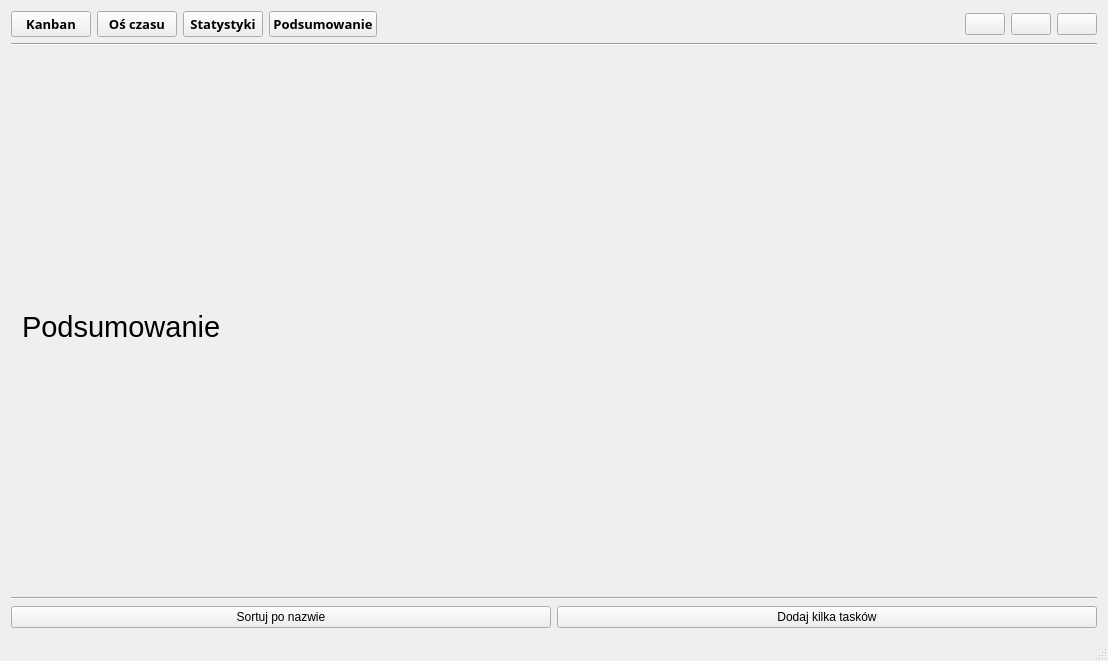
Old version of the form mainwindow.ui in the repository VEndymionV/Personal-Kanban.
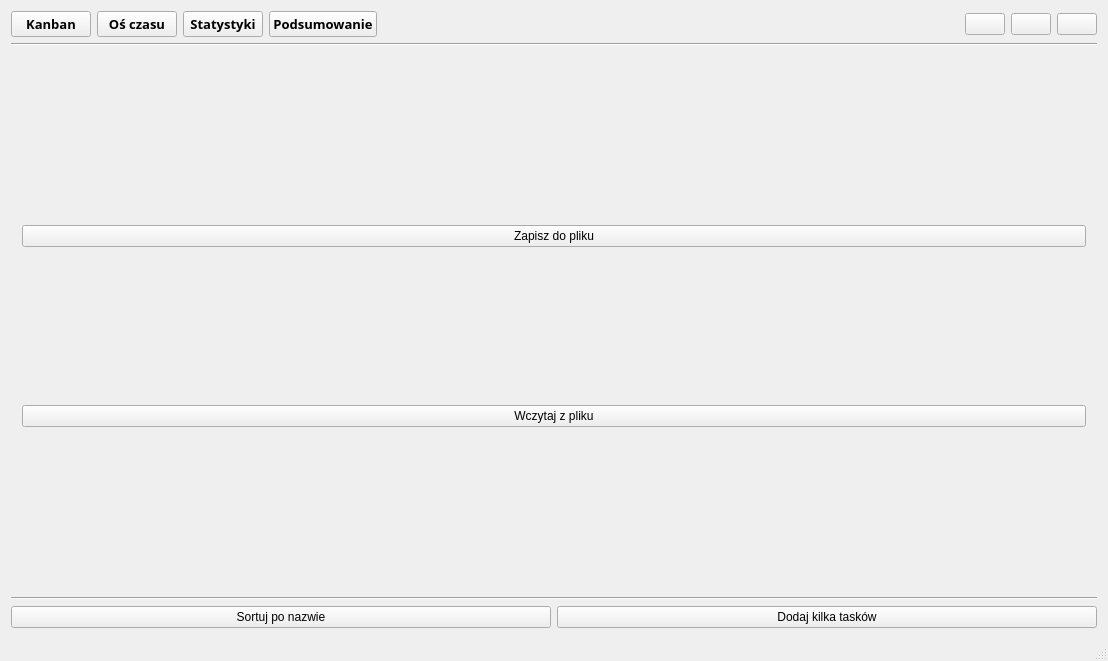
New version of the form. The open tabs and pages were chosen to show the change. Icons and pictures are not drawn.

Commit message: Dodanie na szybko wczytywania i zapisywania do jednego pliku .json.

```diff
--- a/mainwindow.ui
+++ b/mainwindow.ui
@@ -255,14 +255,16 @@
       <widget class="QWidget" name="page">
        <layout class="QVBoxLayout" name="verticalLayout_3">
         <item>
-         <widget class="QLabel" name="label">
-          <property name="font">
-           <font>
-            <pointsize>22</pointsize>
-           </font>
+         <widget class="QPushButton" name="pBtn_SaveToFile">
+          <property name="text">
+           <string>Zapisz do pliku</string>
           </property>
+         </widget>
+        </item>
+        <item>
+         <widget class="QPushButton" name="pBtn_LoadFromFile">
           <property name="text">
-           <string>Podsumowanie</string>
+           <string>Wczytaj z pliku</string>
           </property>
          </widget>
         </item>
```
Left out of the diff: 20 changed lines with no effect on the pictures. The commit also changes 5 other files.
